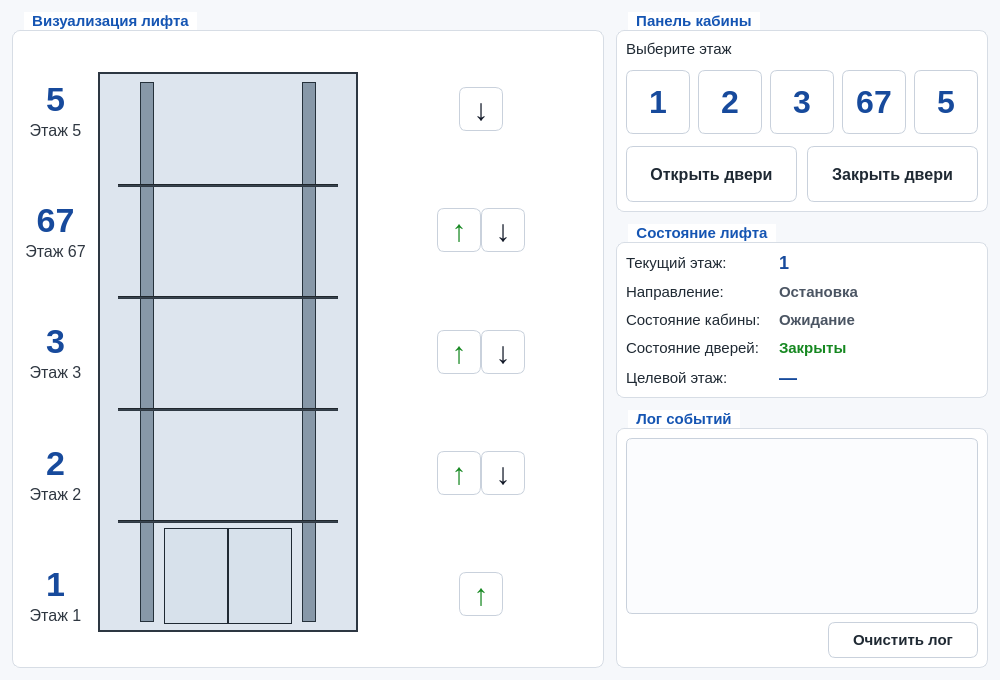
Above: mainwindow.ui from aleksei-manikhin/sem2_lab_05_OOP before the change. Below: the same form after it.
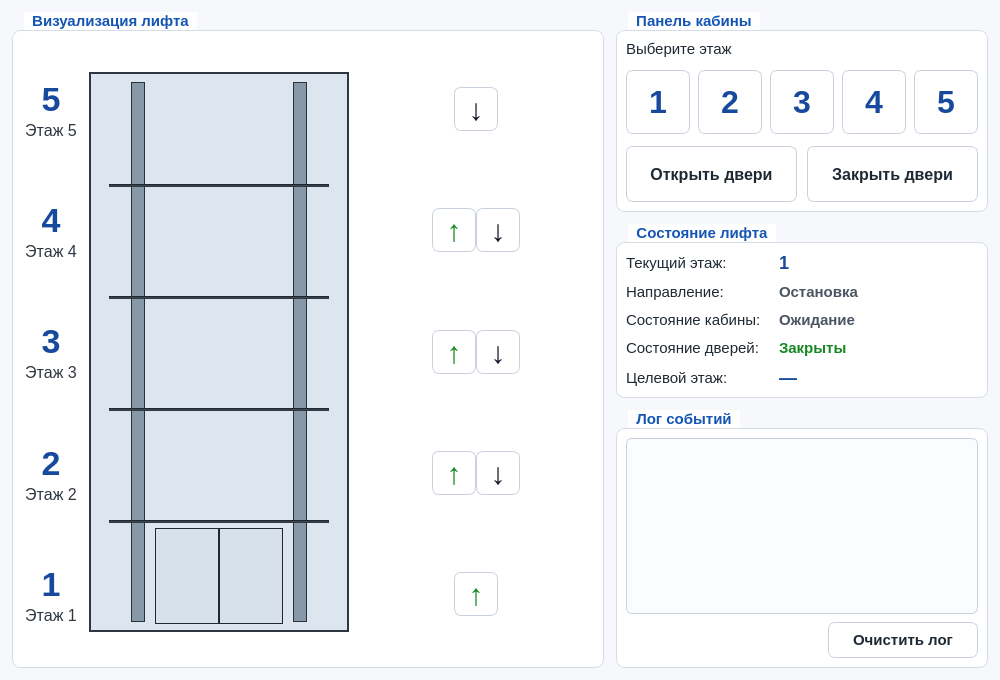
That is the form after the change.

Commit message: delete mem 67 + rename mainwindow title

Patch:
```diff
--- a/mainwindow.ui
+++ b/mainwindow.ui
@@ -362,7 +362,7 @@
          <item>
           <widget class="QLabel" name="floorNumberLabel4">
            <property name="text">
-            <string>67</string>
+            <string>4</string>
            </property>
            <property name="alignment">
             <set>Qt::AlignmentFlag::AlignCenter</set>
@@ -372,7 +372,7 @@
          <item>
           <widget class="QLabel" name="floorCaptionLabel4">
            <property name="text">
-            <string>Этаж 67</string>
+            <string>Этаж 4</string>
            </property>
            <property name="alignment">
             <set>Qt::AlignmentFlag::AlignCenter</set>
@@ -1107,7 +1107,7 @@
               </size>
              </property>
              <property name="text">
-              <string>67</string>
+              <string>4</string>
              </property>
              <property name="checkable">
               <bool>true</bool>
```
Left out of the diff: 2 changed lines with no effect on the pictures. The commit also changes 2 other files.
